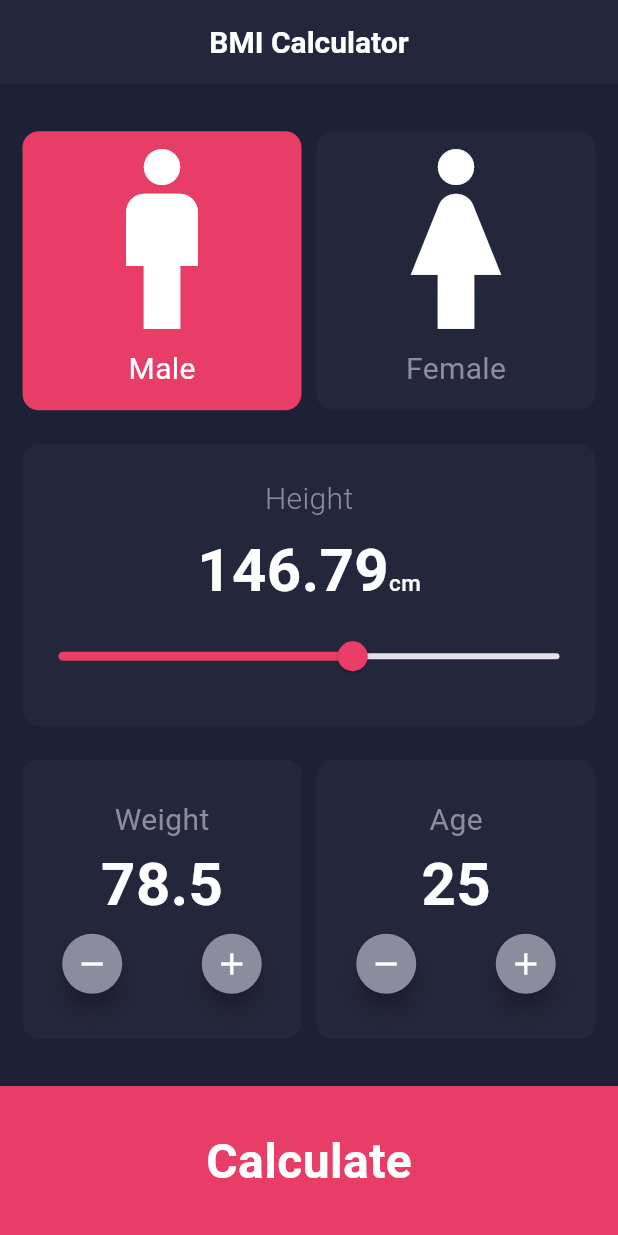
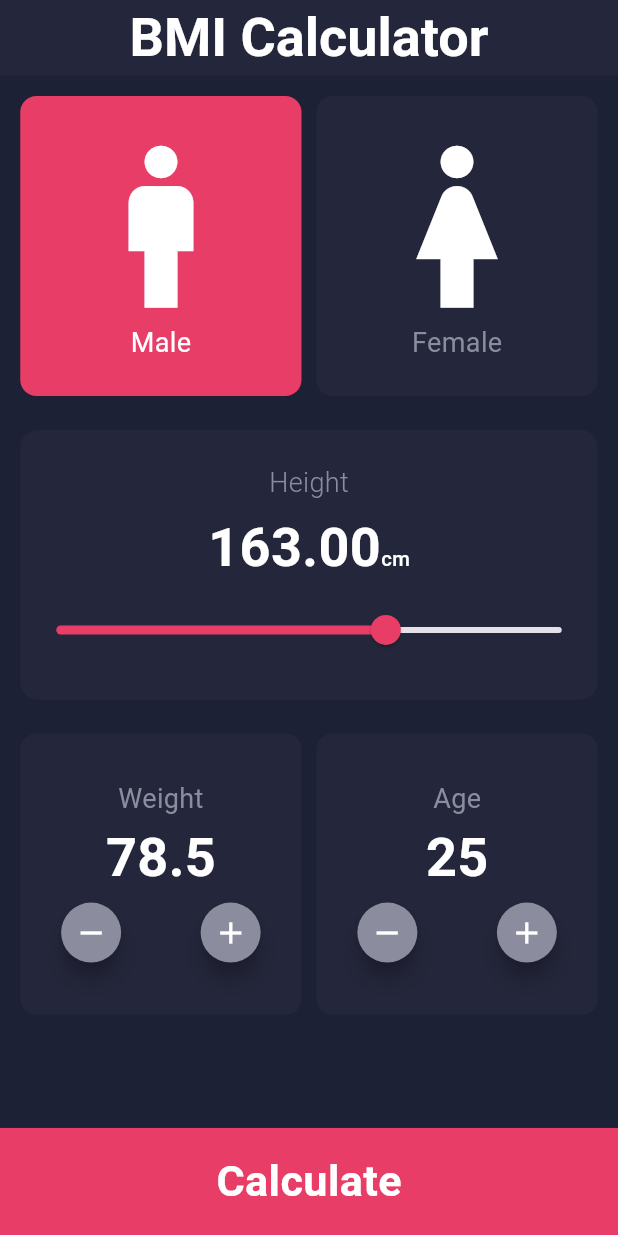
Before and after one commit to Mohammad2305/bmi, a Flutter app: the screen it shows after launch, on a phone screen of 412 x 824 dp. Run offline on Flutter 3.47's test engine with Material 3 defaults, Android fonts, the phone set to English and light mode, and no system bars; our stand-ins replace flutter_screenutil.

Commit message:
use flutter_screenutil package

```diff
--- a/lib/cores/shared/themes/text_styles.dart
+++ b/lib/cores/shared/themes/text_styles.dart
@@ -1,57 +1,58 @@
 import 'package:bmi_app/cores/shared/constants/colors.dart';
 import 'package:flutter/material.dart';
+import 'package:flutter_screenutil/flutter_screenutil.dart';
 
 class AppTextStyles{
   static TextStyle? titleAppBar = TextStyle(
-    fontSize: 20,
+    fontSize: 40.sp,
     fontWeight: FontWeight.w600,
     color: Colors.white,
   );
 
   static TextStyle? titleButtonNav = TextStyle(
-    fontSize: 32,
+    fontSize: 32.sp,
     fontWeight: FontWeight.w600,
     color: Colors.white,
   );
 
   static TextStyle? genderTitle = TextStyle(
-    fontSize: 20,
+    fontSize: 20.sp,
     fontWeight: FontWeight.w400,
     color: AppColors.genderTextColor,
   );
 
   static TextStyle? heightPickerTitle = TextStyle(
-    fontSize: 20,
+    fontSize: 20.sp,
     fontWeight: FontWeight.w300,
     color: AppColors.genderTextColor,
   );
 
   static TextStyle? heightInfo = TextStyle(
-    fontSize: 40,
+    fontSize: 40.sp,
     fontWeight: FontWeight.w700,
     color: Colors.white,
   );
 
   static TextStyle? heightUnit = TextStyle(
-    fontSize: 15,
+    fontSize: 15.sp,
     fontWeight: FontWeight.w500,
     color: Colors.white,
   );
 
   static TextStyle? result = TextStyle(
-    fontSize: 64,
+    fontSize: 64.sp,
     fontWeight: FontWeight.w700,
     color: Colors.white,
   );
 
   static TextStyle? resultTitle = TextStyle(
-    fontSize: 20,
+    fontSize: 20.sp,
     fontWeight: FontWeight.w700,
     color: Colors.green,
   );
 
   static TextStyle? resultDescription = TextStyle(
-    fontSize: 16,
+    fontSize: 16.sp,
     fontWeight: FontWeight.w500,
     color: AppColors.genderTextColor,
   );
--- a/lib/cores/shared/ui/sections/custom_app_bar.dart
+++ b/lib/cores/shared/ui/sections/custom_app_bar.dart
@@ -1,6 +1,7 @@
 import 'package:bmi_app/cores/shared/constants/colors.dart';
 import 'package:bmi_app/cores/shared/themes/text_styles.dart';
 import 'package:flutter/material.dart';
+import 'package:flutter_screenutil/flutter_screenutil.dart';
 
 class CustomAppBar extends StatelessWidget implements PreferredSizeWidget {
   const CustomAppBar({super.key});
@@ -10,12 +11,12 @@ class CustomAppBar extends StatelessWidget implements PreferredSizeWidget {
     return AppBar(
       backgroundColor: AppColors.appBarColor,
       iconTheme: IconThemeData(color: Colors.white, weight: 20),
-      title: Text("BMI Calculator", style: AppTextStyles.titleAppBar,),
+      title: Text("BMI Calculator", style: AppTextStyles.titleAppBar, ),
       centerTitle: true,
     );
   }
 
   @override
   // TODO: implement preferredSize
-  Size get preferredSize => Size(double.infinity, 56);
+  Size get preferredSize => Size(double.infinity, 56.h);
 }
--- a/lib/cores/shared/ui/sections/custom_nav_button.dart
+++ b/lib/cores/shared/ui/sections/custom_nav_button.dart
@@ -1,6 +1,7 @@
 import 'package:bmi_app/cores/shared/constants/colors.dart';
 import 'package:bmi_app/cores/shared/themes/text_styles.dart';
 import 'package:flutter/material.dart';
+import 'package:flutter_screenutil/flutter_screenutil.dart';
 
 class CustomNavButton extends StatelessWidget {
   final String title;
@@ -12,7 +13,7 @@ class CustomNavButton extends StatelessWidget {
     return InkWell(
       onTap: onTap,
       child: Container(
-        height: 100,
+        height: 80.h,
         color: AppColors.buttonNavColor,
         child: Center(child: Text(title, style: AppTextStyles.titleButtonNav,)),
       ),
--- a/lib/features/person_info/data/cores/models/values/gender_list.dart
+++ b/lib/features/person_info/data/cores/models/values/gender_list.dart
@@ -1,7 +1,8 @@
 import 'package:bmi_app/features/person_info/data/cores/models/classes/gender.dart';
 import 'package:flutter/material.dart';
+import 'package:flutter_screenutil/flutter_screenutil.dart';
 
 List<Gender> genders = [
-  Gender(gender: "Male", genderIcon: Icon(Icons.man, size: 144, color: Colors.white,)),
-  Gender(gender: "Female", genderIcon: Icon(Icons.woman, size: 144, color: Colors.white,)),
+  Gender(gender: "Male", genderIcon: Icon(Icons.man, size: 144.sp, color: Colors.white,)),
+  Gender(gender: "Female", genderIcon: Icon(Icons.woman, size: 144.sp, color: Colors.white,)),
 ] ;
--- a/lib/features/person_info/presentation/person_info_screen.dart
+++ b/lib/features/person_info/presentation/person_info_screen.dart
@@ -16,7 +16,7 @@ class PersonInfoScreen extends StatelessWidget {
     return Scaffold(
       backgroundColor: AppColors.screenColor,
       appBar: CustomAppBar(),
-      body: PersonInfoBody(user: user,),
+      body: SingleChildScrollView(child: PersonInfoBody(user: user,)),
       bottomNavigationBar: CustomNavButton(
         title: 'Calculate',
         onTap: () {
--- a/lib/features/person_info/presentation/ui/parts/gender_part.dart
+++ b/lib/features/person_info/presentation/ui/parts/gender_part.dart
@@ -26,6 +26,7 @@ class _GenderPartState extends State<GenderPart> {
         crossAxisCount: 2,
         mainAxisSpacing: 10.h,
         crossAxisSpacing: 10.w,
+        mainAxisExtent: 200.w
       ),
       itemCount: genders.length,
       itemBuilder: (context, index) {
--- a/lib/features/person_info/presentation/ui/parts/height_picker_part.dart
+++ b/lib/features/person_info/presentation/ui/parts/height_picker_part.dart
@@ -15,7 +15,7 @@ class HeightPickerPart extends StatefulWidget {
 }
 
 class _HeightPickerPartState extends State<HeightPickerPart> {
-  double height = 163.h;
+  double height = 163;
 
   @override
   Widget build(BuildContext context) {
--- a/lib/features/person_info/presentation/ui/sections/person_info_body.dart
+++ b/lib/features/person_info/presentation/ui/sections/person_info_body.dart
@@ -12,7 +12,7 @@ class PersonInfoBody extends StatelessWidget {
   @override
   Widget build(BuildContext context) {
     return Padding(
-      padding: const EdgeInsets.all(15),
+      padding: EdgeInsets.all(15.sp),
       child: Column(
         mainAxisAlignment: MainAxisAlignment.center,
         spacing: 25.h,
--- a/lib/features/person_info/presentation/ui/widgets/gender_button_container.dart
+++ b/lib/features/person_info/presentation/ui/widgets/gender_button_container.dart
@@ -15,11 +15,13 @@ class GenderButtonContainer extends StatelessWidget {
     return InkWell(
       onTap: onTap,
       child: Container(
+        padding: EdgeInsets.symmetric(horizontal: 10.w, vertical: 10.h),
         decoration: BoxDecoration(
           color: isMale? AppColors.buttonNavColor: AppColors.appBarColor,
           borderRadius: BorderRadius.circular(12.r),
         ),
         child: Column(
+          mainAxisAlignment: MainAxisAlignment.center,
           children: [
             Center(child: genders[index].genderIcon),
             Text(
--- a/lib/main.dart
+++ b/lib/main.dart
@@ -2,5 +2,7 @@ import 'package:bmi_app/bmi_app.dart';
 import 'package:flutter/material.dart';
 
 void main() {
-  runApp(const BmiApp());
+  runApp(
+    const BmiApp()
+  );
 }
--- a/pubspec.yaml
+++ b/pubspec.yaml
@@ -35,6 +35,7 @@ dependencies:
   # Use with the CupertinoIcons class for iOS style icons.
   cupertino_icons: ^1.0.8
   flutter_screenutil: ^5.9.3
+  device_preview: ^1.3.1
 
 dev_dependencies:
   flutter_test:
```
Also changed, not shown: pubspec.lock, 22 other files.
